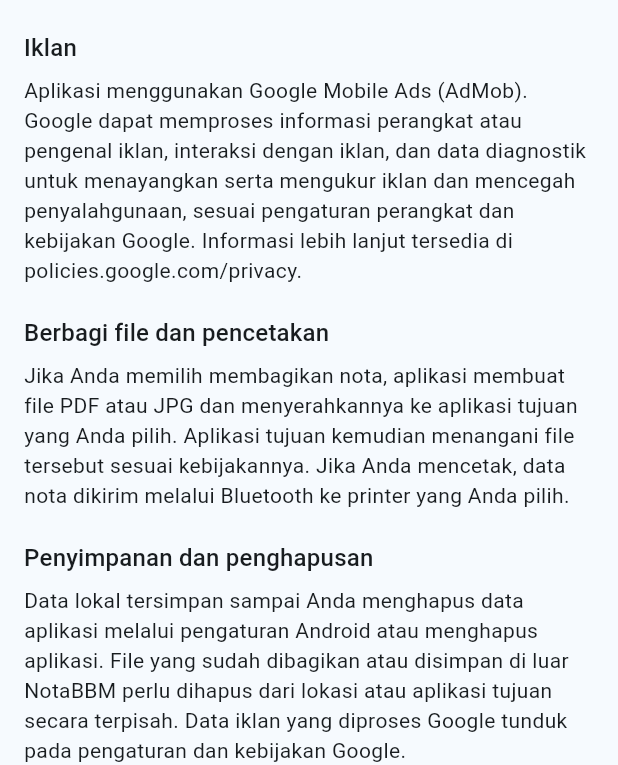
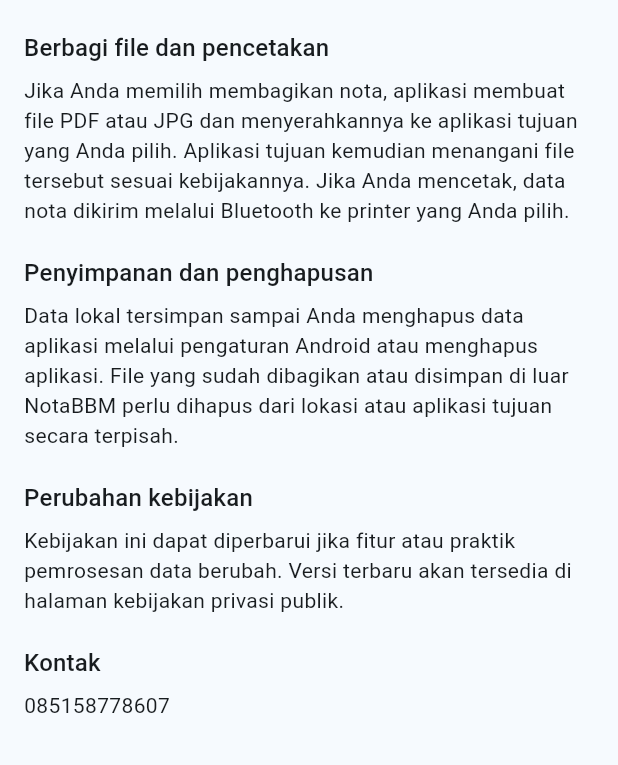
Before and after one commit to dharmawanw16/nota_bbm, a Flutter app: the PrivacyPolicyScreen screen opened directly, on a phone screen of 412 x 824 dp, the part 471-1236 px from its top. Run offline on Flutter 3.47's test engine with Material 3 defaults, Android fonts, the phone set to English and light mode, and no system bars; our stand-ins replace file_picker, google_mobile_ads, image_picker, package_info_plus, pdf, sqflite; missing offline and left inert: esc_pos_utils_plus, print_bluetooth_thermal; accounts and stored records are empty; network calls fail.

Commit message:
Remove ads and children sections from privacy policy
Co-authored-by: Copilot <223556219+Copilot@users.noreply.github.com>

```diff
--- a/lib/privacy_policy_screen.dart
+++ b/lib/privacy_policy_screen.dart
@@ -14,16 +14,6 @@ class PrivacyPolicyScreen extends StatelessWidget {
           'mengirim isi data tersebut ke server milik pengembang.',
     ),
     (
-      title: 'Iklan',
-      body:
-          'Aplikasi menggunakan Google Mobile Ads (AdMob). Google dapat '
-          'memproses informasi perangkat atau pengenal iklan, interaksi '
-          'dengan iklan, dan data diagnostik untuk menayangkan serta '
-          'mengukur iklan dan mencegah penyalahgunaan, sesuai pengaturan '
-          'perangkat dan kebijakan Google. Informasi lebih lanjut tersedia '
-          'di policies.google.com/privacy.',
-    ),
-    (
       title: 'Berbagi file dan pencetakan',
       body:
           'Jika Anda memilih membagikan nota, aplikasi membuat file PDF atau '
@@ -38,14 +28,7 @@ class PrivacyPolicyScreen extends StatelessWidget {
           'Data lokal tersimpan sampai Anda menghapus data aplikasi melalui '
           'pengaturan Android atau menghapus aplikasi. File yang sudah '
           'dibagikan atau disimpan di luar NotaBBM perlu dihapus dari lokasi '
-          'atau aplikasi tujuan secara terpisah. Data iklan yang diproses '
-          'Google tunduk pada pengaturan dan kebijakan Google.',
-    ),
-    (
-      title: 'Keamanan dan anak-anak',
-      body:
-          'Data lokal berada di penyimpanan privat aplikasi pada perangkat. '
-          'Aplikasi ini tidak ditujukan untuk anak di bawah 13 tahun.',
+          'atau aplikasi tujuan secara terpisah.',
     ),
     (
       title: 'Perubahan kebijakan',
```
Also changed, not shown: 1 other file.
